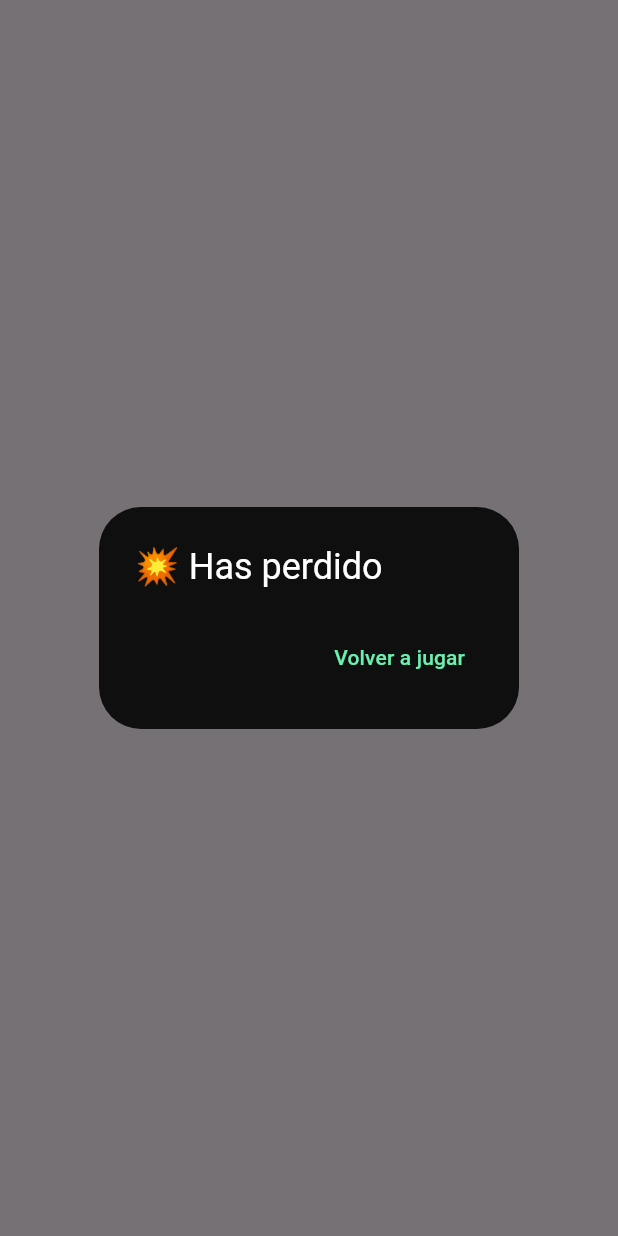
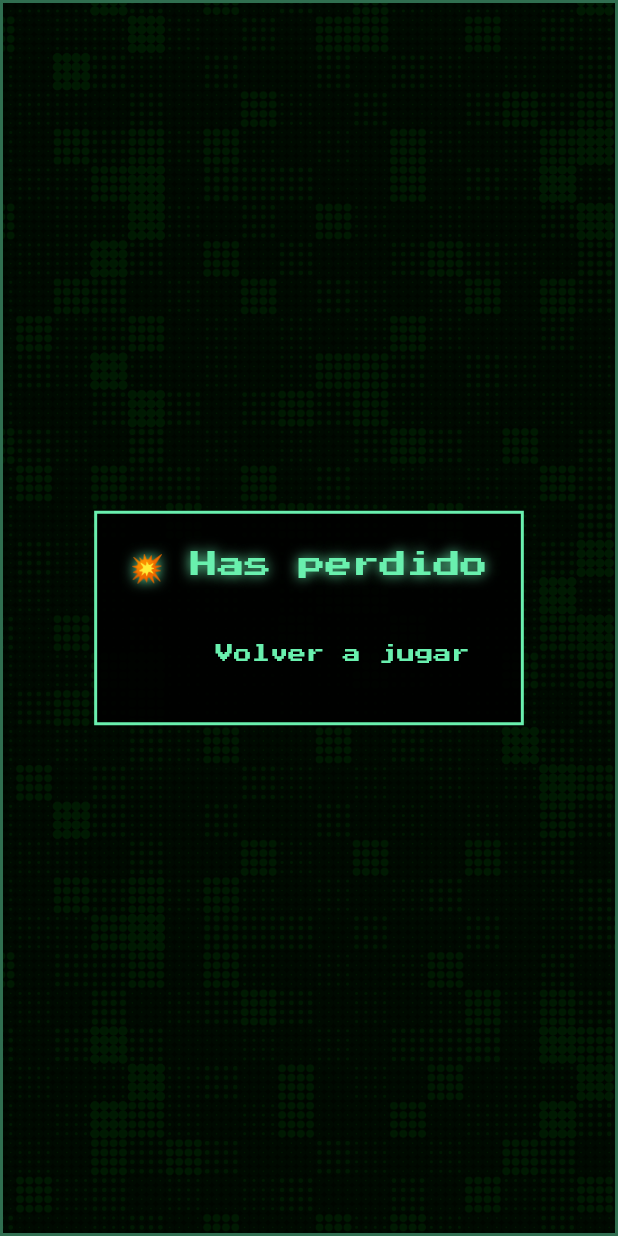
Before and after one commit to LatteMiguelangel/buscaminas_sistemas, a Flutter app: the GameBoard widget shown alone on an empty page, opened directly, on a phone screen of 412 x 824 dp. Run offline on Flutter 3.47's test engine with Material 3 defaults, Android fonts, the phone set to English and light mode, and no system bars; our stand-ins replace bloc, equatable, flutter_bloc.

Commit message:
Game Board Hermoso

```diff
--- a/lib/views/game_board.dart
+++ b/lib/views/game_board.dart
@@ -22,7 +22,14 @@ class GameBoard extends StatelessWidget {
 
   @override
   Widget build(BuildContext context) {
-    return BlocBuilder<GameBloc, GameState>(
+    return Container(
+      decoration: const BoxDecoration(
+        image: DecorationImage(
+          image: AssetImage('assets/images/retro_bg.png'),
+          fit: BoxFit.cover,
+        ),
+      ),
+      child: BlocBuilder<GameBloc, GameState>(
         builder: (context, state) {
           if (state is Playing) {
             return _buildPlaying(context, state);
@@ -59,6 +66,7 @@ class GameBoard extends StatelessWidget {
             ],
           );
         },
+      ),
     );
   }
 
@@ -76,27 +84,70 @@ class GameBoard extends StatelessWidget {
             children: [
               Text(
                 "🚩 ${state.flagsRemaining}",
-                style: const TextStyle(color: Colors.white),
-              ),
-              Text(
-                "⏱ ${_formatTime(state.elapsedSeconds)}",
-                style: const TextStyle(color: Colors.white),
+                style: const TextStyle(
+                  color: Colors.greenAccent,
+                  fontFamily: 'PressStart2P',
+                  fontSize: 16,
+                  shadows: [
+                    Shadow(
+                      blurRadius: 5,
+                      color: Colors.greenAccent,
+                      offset: Offset(0, 0),
                     ),
                   ],
                 ),
               ),
               Text(
+                "⏱ ${_formatTime(state.elapsedSeconds)}",
+                style: const TextStyle(
+                  color: Colors.greenAccent,
+                  fontFamily: 'PressStart2P',
+                  fontSize: 16,
+                  shadows: [
+                    Shadow(
+                      blurRadius: 5,
+                      color: Colors.greenAccent,
+                      offset: Offset(0, 0),
+                    ),
+                  ],
+                ),
+              ),
+            ],
+          ),
+        ),
+        Padding(
+          padding: const EdgeInsets.only(bottom: 16),
+          child: Text(
             "🎮 Turno de: ${state.currentPlayerId}",
-          style: const TextStyle(color: Colors.white),
+            style: const TextStyle(
+              color: Colors.greenAccent,
+              fontFamily: 'PressStart2P',
+              fontSize: 12,
+              shadows: [
+                Shadow(
+                  blurRadius: 5,
+                  color: Colors.greenAccent,
+                  offset: Offset(0, 0),
+                ),
+              ],
+            ),
+          ),
         ),
         Expanded(
           child: LayoutBuilder(
             builder: (context, constraints) {
               final gridSize = constraints.maxWidth;
               return Center(
-                child: SizedBox(
+                child: Container(
                   width: gridSize,
                   height: gridSize,
+                  padding: const EdgeInsets.all(8),
+                  decoration: BoxDecoration(
+                    border: Border.all(
+                      color: Colors.greenAccent,
+                      width: 2,
+                    ),
+                  ),
                   child: GridView.builder(
                     physics: const NeverScrollableScrollPhysics(),
                     gridDelegate: SliverGridDelegateWithFixedCrossAxisCount(
@@ -165,7 +216,16 @@ class GameBoard extends StatelessWidget {
     GameConfiguration config,
   ) {
     final flagOwners = context.read<GameBloc>().flagOwnersMap;
-    return GridView.builder(
+    return Center(
+      child: Container(
+        padding: const EdgeInsets.all(8),
+        decoration: BoxDecoration(
+          border: Border.all(
+            color: Colors.greenAccent,
+            width: 2,
+          ),
+        ),
+        child: GridView.builder(
           physics: const NeverScrollableScrollPhysics(),
           gridDelegate: SliverGridDelegateWithFixedCrossAxisCount(
             crossAxisCount: config.width,
@@ -184,15 +244,32 @@ class GameBoard extends StatelessWidget {
               isClientFlag: isClientFlag,
             );
           },
+        ),
+      ),
     );
   }
 
   Widget _buildEndDialog(BuildContext context, bool won) {
     return AlertDialog(
       backgroundColor: Colors.black87,
+      shape: RoundedRectangleBorder(
+        side: const BorderSide(color: Colors.greenAccent, width: 2),
+        borderRadius: BorderRadius.circular(0),
+      ),
       title: Text(
         won ? '🎉 ¡Ganaste!' : '💥 Has perdido',
-        style: const TextStyle(color: Colors.white),
+        style: const TextStyle(
+          color: Colors.greenAccent,
+          fontFamily: 'PressStart2P',
+          fontSize: 18,
+          shadows: [
+            Shadow(
+              blurRadius: 10,
+              color: Colors.greenAccent,
+              offset: Offset(0, 0),
+            ),
+          ],
+        ),
       ),
       actions: [
         TextButton(
@@ -204,7 +281,11 @@ class GameBoard extends StatelessWidget {
           },
           child: const Text(
             'Volver a jugar',
-            style: TextStyle(color: Colors.greenAccent),
+            style: TextStyle(
+              color: Colors.greenAccent,
+              fontFamily: 'PressStart2P',
+              fontSize: 12,
+            ),
           ),
         ),
       ],
```
Also changed, not shown: 1 other file. Lines whose indentation alone changed are shown as unchanged.
